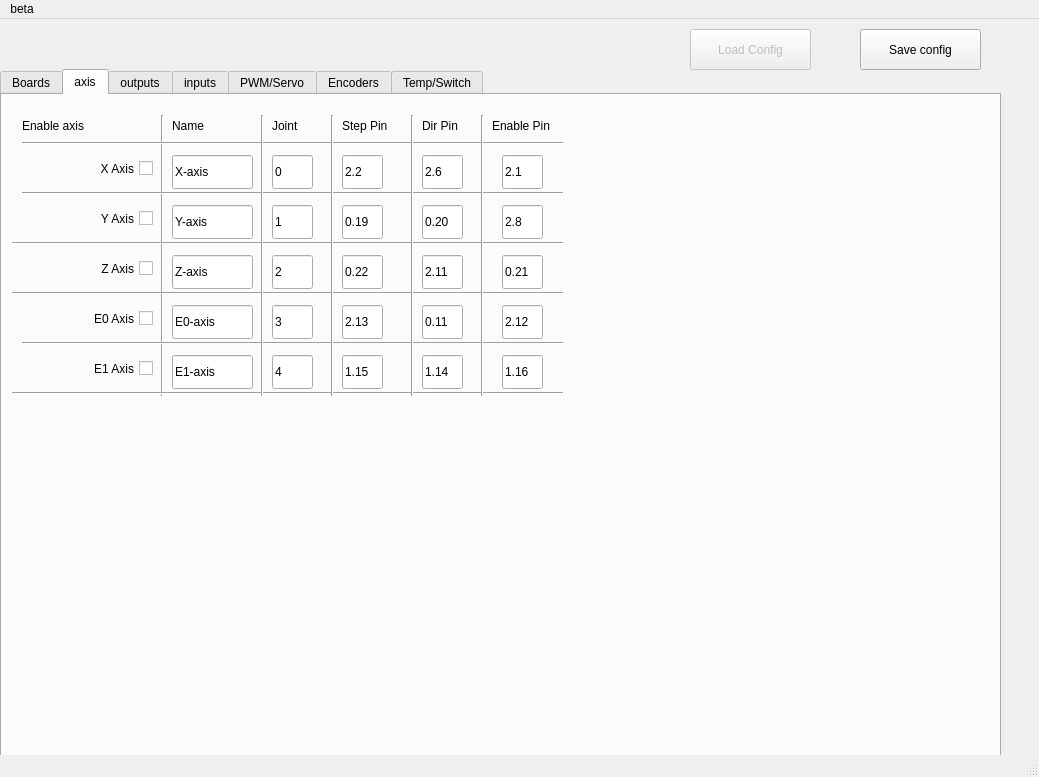
Above: remoreconfig.ui from aaroncnc/Remora-GUI-Config-Tool before the change. Below: the same form after it.
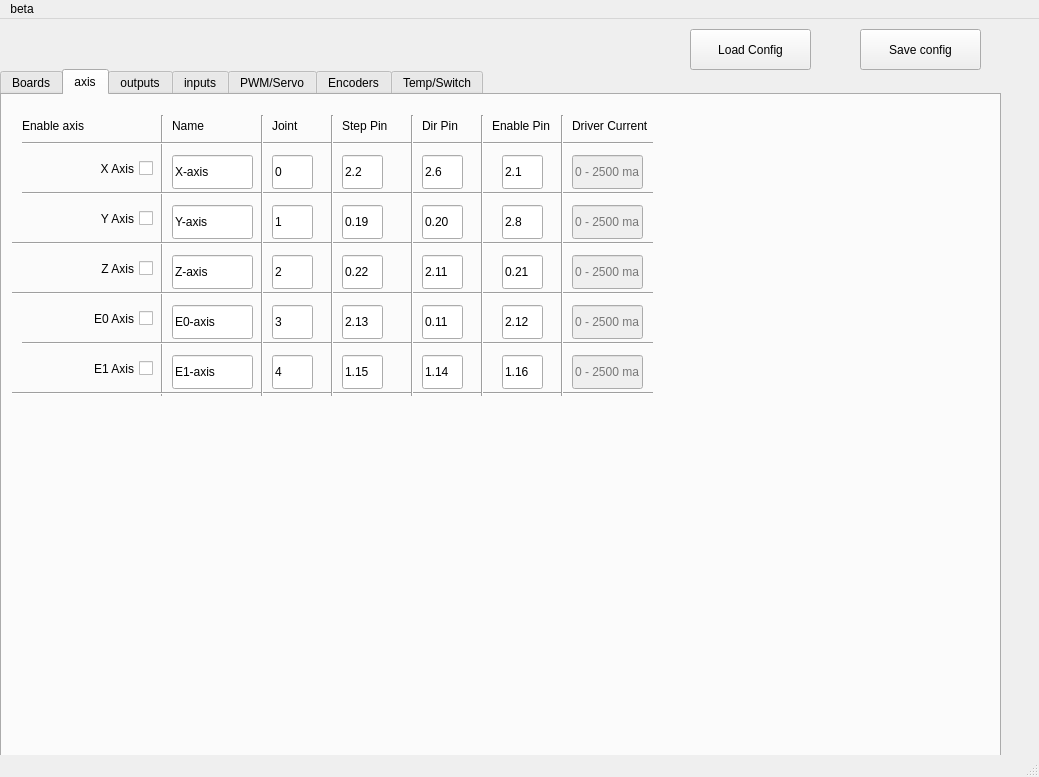
That is the form after the change. The open tabs and pages were chosen to show the change.

Commit message:
added tmc driver current
added the options for driver current if user selects the mks board

Diff of the .ui file:
```diff
--- a/remoreconfig.ui
+++ b/remoreconfig.ui
@@ -706,7 +706,7 @@
        <rect>
         <x>20</x>
         <y>40</y>
-        <width>541</width>
+        <width>631</width>
         <height>16</height>
        </rect>
       </property>
@@ -719,7 +719,7 @@
        <rect>
         <x>20</x>
         <y>90</y>
-        <width>541</width>
+        <width>631</width>
         <height>16</height>
        </rect>
       </property>
@@ -732,7 +732,7 @@
        <rect>
         <x>10</x>
         <y>140</y>
-        <width>551</width>
+        <width>641</width>
         <height>16</height>
        </rect>
       </property>
@@ -745,7 +745,7 @@
        <rect>
         <x>10</x>
         <y>190</y>
-        <width>551</width>
+        <width>641</width>
         <height>16</height>
        </rect>
       </property>
@@ -758,7 +758,7 @@
        <rect>
         <x>20</x>
         <y>240</y>
-        <width>541</width>
+        <width>631</width>
         <height>16</height>
        </rect>
       </property>
@@ -771,7 +771,7 @@
        <rect>
         <x>10</x>
         <y>290</y>
-        <width>551</width>
+        <width>641</width>
         <height>16</height>
        </rect>
       </property>
@@ -831,6 +831,130 @@
        <enum>Qt::Vertical</enum>
       </property>
      </widget>
+     <widget class="Line" name="line_94">
+      <property name="geometry">
+       <rect>
+        <x>550</x>
+        <y>20</y>
+        <width>20</width>
+        <height>281</height>
+       </rect>
+      </property>
+      <property name="orientation">
+       <enum>Qt::Vertical</enum>
+      </property>
+     </widget>
+     <widget class="QLabel" name="label_110">
+      <property name="geometry">
+       <rect>
+        <x>570</x>
+        <y>10</y>
+        <width>81</width>
+        <height>41</height>
+       </rect>
+      </property>
+      <property name="text">
+       <string>Driver Current</string>
+      </property>
+      <property name="wordWrap">
+       <bool>true</bool>
+      </property>
+     </widget>
+     <widget class="QLineEdit" name="xaxiscur">
+      <property name="enabled">
+       <bool>false</bool>
+      </property>
+      <property name="geometry">
+       <rect>
+        <x>570</x>
+        <y>60</y>
+        <width>71</width>
+        <height>34</height>
+       </rect>
+      </property>
+      <property name="text">
+       <string/>
+      </property>
+      <property name="placeholderText">
+       <string>0 - 2500 ma</string>
+      </property>
+     </widget>
+     <widget class="QLineEdit" name="yaxiscur">
+      <property name="enabled">
+       <bool>false</bool>
+      </property>
+      <property name="geometry">
+       <rect>
+        <x>570</x>
+        <y>110</y>
+        <width>71</width>
+        <height>34</height>
+       </rect>
+      </property>
+      <property name="text">
+       <string/>
+      </property>
+      <property name="placeholderText">
+       <string>0 - 2500 ma</string>
+      </property>
+     </widget>
+     <widget class="QLineEdit" name="zaxiscur">
+      <property name="enabled">
+       <bool>false</bool>
+      </property>
+      <property name="geometry">
+       <rect>
+        <x>570</x>
+        <y>160</y>
+        <width>71</width>
+        <height>34</height>
+       </rect>
+      </property>
+      <property name="text">
+       <string/>
+      </property>
+      <property name="placeholderText">
+       <string>0 - 2500 ma</string>
+      </property>
+     </widget>
+     <widget class="QLineEdit" name="e0axiscur">
+      <property name="enabled">
+       <bool>false</bool>
+      </property>
+      <property name="geometry">
+       <rect>
+        <x>570</x>
+        <y>210</y>
+        <width>71</width>
+        <height>34</height>
+       </rect>
+      </property>
+      <property name="text">
+       <string/>
+      </property>
+      <property name="placeholderText">
+       <string>0 - 2500 ma</string>
+      </property>
+     </widget>
+     <widget class="QLineEdit" name="e1axiscur">
+      <property name="enabled">
+       <bool>false</bool>
+      </property>
+      <property name="geometry">
+       <rect>
+        <x>570</x>
+        <y>260</y>
+        <width>71</width>
+        <height>34</height>
+       </rect>
+      </property>
+      <property name="text">
+       <string/>
+      </property>
+      <property name="placeholderText">
+       <string>0 - 2500 ma</string>
+      </property>
+     </widget>
     </widget>
     <widget class="QWidget" name="outputs">
      <attribute name="title">
@@ -6577,7 +6701,7 @@
    </widget>
    <widget class="QPushButton" name="load">
     <property name="enabled">
-     <bool>false</bool>
+     <bool>true</bool>
     </property>
     <property name="geometry">
      <rect>
@@ -6590,6 +6714,9 @@
     <property name="text">
      <string>Load Config</string>
     </property>
+    <property name="checkable">
+     <bool>false</bool>
+    </property>
    </widget>
   </widget>
   <widget class="QMenuBar" name="menubar">
```
The commit also changes 1 other file.
